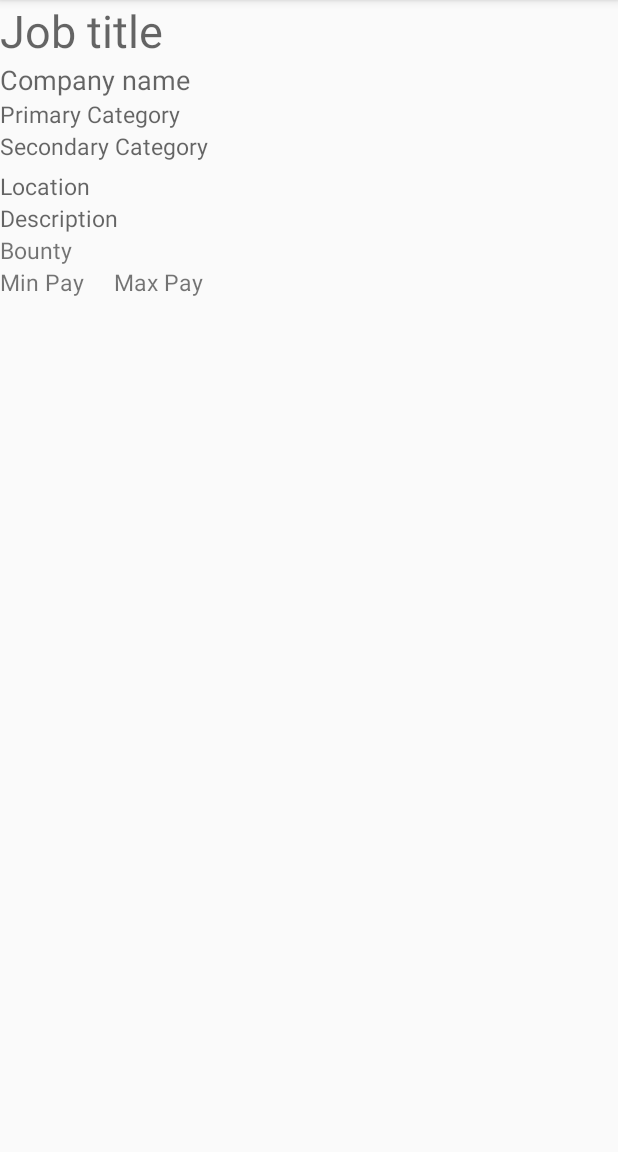
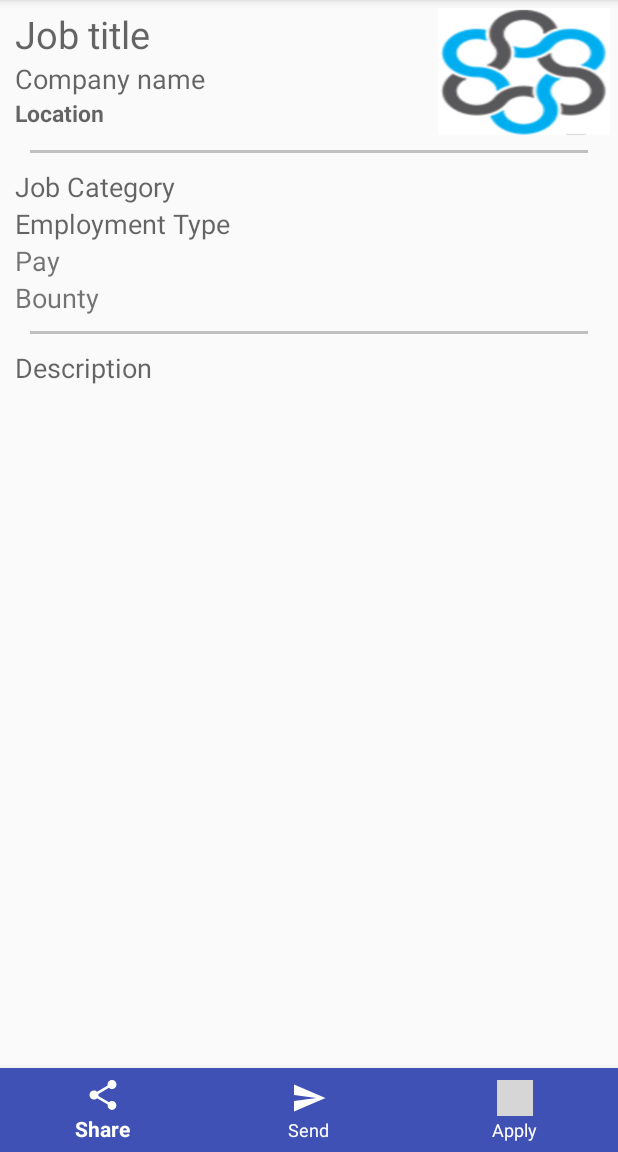
Before and after one commit to matt-falzon/LinkingTalent, an Android app: the fragment ViewJobFragment shown on its own in the app's theme, on a phone screen of 412 x 824 dp, the part 84-1236 px from its top. Run offline under Robolectric (Android 15) with nearby library versions, the phone set to English and light mode, and no system bars; our stand-ins replace Firebase (no records; nobody signed in at launch, a user with empty details on screens opened directly); libraries missing offline, so code that uses them is left out: com.firebase.ui; pictures from the network do not load; 11 statements that could not run were skipped; grey boxes are pictures that could not be loaded.

Commit message:
View & share Job changes
Job now has a employment type
view job interafce improved
bottom nav bar added to view job

```diff
--- a/app/build.gradle
+++ b/app/build.gradle
@@ -19,6 +19,7 @@ android {
         targetSdkVersion 25
         versionCode 1
         versionName "1.0"
+        multiDexEnabled true
         testInstrumentationRunner "android.support.test.runner.AndroidJUnitRunner"
     }
     buildTypes {
--- a/app/src/main/java/com/ridebooker/linkingtalent/CreateJobFragment.java
+++ b/app/src/main/java/com/ridebooker/linkingtalent/CreateJobFragment.java
@@ -64,7 +64,7 @@ public class CreateJobFragment extends Fragment implements
     EditText etCompany, etTitle, etFirstCat, etSecondcat, etDescription;
     SeekBar bountySeekBar;
     ImageButton btnLocation, btnPhotoPicker;
-    Spinner minSpinner, maxSpinner;
+    Spinner minSpinner, maxSpinner, employmentTypeSpinner;
     TextView tvBounty, tvLocation;
 
     private Uri selectedImageUri;
@@ -98,6 +98,7 @@ public class CreateJobFragment extends Fragment implements
         bountySeekBar = (SeekBar) view.findViewById(R.id.create_job_seekBar);
         minSpinner = (Spinner) view.findViewById(R.id.create_job_min_spinner);
         maxSpinner = (Spinner) view.findViewById(R.id.create_job_max_spinner);
+        employmentTypeSpinner = (Spinner) view.findViewById(R.id.create_job_employment_type);
         tvBounty = (TextView) view.findViewById(R.id.create_job_tv_bounty_value);
         btnLocation = (ImageButton) view.findViewById(R.id.create_job_location_button);
         btnPhotoPicker = (ImageButton) view.findViewById(R.id.create_job_photo_picker);
@@ -162,6 +163,7 @@ public class CreateJobFragment extends Fragment implements
                     j.setSecondCategory(etSecondcat.getText().toString());
                     j.setPayMin(min);
                     j.setPayMax(max);
+                    j.setEmploymentType(employmentTypeSpinner.getSelectedItem().toString());
                     j.setBounty(bountySeekBar.getProgress());
                     j.setDescription(etDescription.getText().toString());
                     j.setLocation(tvLocation.getText().toString());
--- a/app/src/main/java/com/ridebooker/linkingtalent/ViewJobFragment.java
+++ b/app/src/main/java/com/ridebooker/linkingtalent/ViewJobFragment.java
@@ -1,11 +1,15 @@
 package com.ridebooker.linkingtalent;
 
 
+import android.content.Intent;
 import android.os.Bundle;
+import android.support.annotation.NonNull;
 import android.support.annotation.Nullable;
+import android.support.design.widget.BottomNavigationView;
 import android.support.v4.app.Fragment;
 import android.util.Log;
 import android.view.LayoutInflater;
+import android.view.MenuItem;
 import android.view.View;
 import android.view.ViewGroup;
 import android.widget.Button;
@@ -34,9 +38,10 @@ import org.w3c.dom.Text;
 public class ViewJobFragment extends Fragment
 {
 
-    private TextView tvTitle, tvCompany, tvFirstCat, tvSecondCat, tvLocation, tvDescription, tvPayMin, tvPayMax, tvBounty;
+    private TextView tvTitle, tvCompany, tvCategory, tvLocation, tvDescription, tvPay, tvBounty, tvEmploymentType;
     private ImageView imgJob;
     private String key;
+    private BottomNavigationView bottomNavView;
     private DatabaseReference ref = ((MainActivity)getActivity()).dbJobRef;
     private ValueEventListener valueEventListener;
 
@@ -63,14 +68,16 @@ public class ViewJobFragment extends Fragment
         // Inflate the layout for this fragment
         tvTitle = (TextView) view.findViewById(R.id.view_job_title);
         tvCompany = (TextView) view.findViewById(R.id.view_job_company_name);
-        tvFirstCat = (TextView) view.findViewById(R.id.view_job_first_cat);
-        tvSecondCat = (TextView) view.findViewById(R.id.view_job_second_cat);
+        tvCategory = (TextView) view.findViewById(R.id.view_job_category);
         tvLocation = (TextView) view.findViewById(R.id.view_job_location);
         tvDescription = (TextView) view.findViewById(R.id.view_job_description);
-        tvPayMin = (TextView) view.findViewById(R.id.view_job_min);
-        tvPayMax = (TextView) view.findViewById(R.id.view_job_max);
+        tvPay = (TextView) view.findViewById(R.id.view_job_pay);
         tvBounty = (TextView) view.findViewById(R.id.view_job_bounty_value);
+        tvEmploymentType = (TextView) view.findViewById(R.id.view_job_employment_type);
         imgJob = (ImageView) view.findViewById(R.id.view_job_image);
+        bottomNavView = (BottomNavigationView) view.findViewById(R.id.view_job_bottom_navigation);
+
+        setupBottomNav();
 
         return view;
     }
@@ -80,6 +87,45 @@ public class ViewJobFragment extends Fragment
     {
         super.onStart();
         populateData(key);
+    }
+
+    private void setupBottomNav()
+    {
+        bottomNavView.setOnNavigationItemSelectedListener(new BottomNavigationView.OnNavigationItemSelectedListener()
+        {
+            @Override
+            public boolean onNavigationItemSelected(@NonNull MenuItem item)
+            {
+                switch (item.getItemId()){
+                    case R.id.job_action_apply:
+                        Intent applyIntent = new Intent();
+                        applyIntent.setAction(Intent.ACTION_SEND);
+                        applyIntent.setType("message/rfc822");
+                        applyIntent.putExtra(Intent.EXTRA_EMAIL, new String[]{"mattf@ridebooker.com"});
+                        applyIntent.putExtra(Intent.EXTRA_SUBJECT, tvTitle.getText().toString() + " application");
+                        applyIntent.putExtra(Intent.EXTRA_TEXT, "I wanna apply for this job" );
+                        startActivity(applyIntent);
+                        break;
+                    case R.id.job_action_send:
+                        String contentBody = "Share content";
+                        Intent sendIntent = new Intent(android.content.Intent.ACTION_SEND);
+                        sendIntent.setType("text/plain");
+                        sendIntent.putExtra(android.content.Intent.EXTRA_SUBJECT, "Subject Here");
+                        sendIntent.putExtra(android.content.Intent.EXTRA_TEXT, contentBody);
+                        startActivity(Intent.createChooser(sendIntent, "Send"));
+                        break;
+                    case R.id.job_action_share:
+                        Intent shareIntent = new Intent();
+                        shareIntent.setAction(Intent.ACTION_SEND);
+                        shareIntent.setType("text/plain");
+                        shareIntent.putExtra(Intent.EXTRA_SUBJECT, tvTitle.getText().toString() + " application");
+                        shareIntent.putExtra(Intent.EXTRA_TEXT, "I wanna apply for this job" );
+                        startActivity(shareIntent);
+                        break;
+                }
+                return false;
+            }
+        });
     }
 
     private void populateData(final String key)
@@ -92,13 +138,12 @@ public class ViewJobFragment extends Fragment
                 viewedJob = dataSnapshot.child(key).getValue(Job.class);
                 tvTitle.setText(viewedJob.getTitle());
                 tvCompany.setText(viewedJob.getCompany());
-                tvFirstCat.setText(viewedJob.getFirstCategory());
-                tvSecondCat.setText(viewedJob.getSecondCategory());
+                tvCategory.setText(viewedJob.getFirstCategory() + ", " + viewedJob.getSecondCategory());
                 tvLocation.setText(viewedJob.getLocation());
-                tvBounty.setText("$" + Integer.toString(viewedJob.getBounty()));
-                tvPayMax.setText("$" + Integer.toString(viewedJob.getPayMax()));
-                tvPayMin.setText("$" + Integer.toString(viewedJob.getPayMin()));
+                tvBounty.setText("Bounty" + ": " + "$" + Integer.toString(viewedJob.getBounty()));
+                tvPay.setText("Pay" + ": " + "$" + Integer.toString(viewedJob.getPayMax()) + " - $" + Integer.toString(viewedJob.getPayMin()));
                 tvDescription.setText(viewedJob.getDescription());
+                tvEmploymentType.setText("Employment Type: " + viewedJob.getEmploymentType());
 
                 //check if there is an image with this job
                 if(viewedJob.getImageUrl() != null)
--- a/app/src/main/java/com/ridebooker/linkingtalent/datatypes/Job.java
+++ b/app/src/main/java/com/ridebooker/linkingtalent/datatypes/Job.java
@@ -24,6 +24,7 @@ public class Job
     private String description;
     private String postDate;
     private String imageUrl;
+    private String employmentType;
 
 
     public Job(String id, String title, String company)
@@ -170,4 +171,14 @@ public class Job
     {
         return id;
     }
+
+    public String getEmploymentType()
+    {
+        return employmentType;
+    }
+
+    public void setEmploymentType(String employmentType)
+    {
+        this.employmentType = employmentType;
+    }
 }
--- a/app/src/main/res/layout/fragment_create_job.xml
+++ b/app/src/main/res/layout/fragment_create_job.xml
@@ -114,8 +114,10 @@
     </Spinner>
 
     <Spinner
+        android:id="@+id/create_job_employment_type"
         android:layout_width="wrap_content"
-        android:layout_height="wrap_content">
+        android:layout_height="wrap_content"
+        android:entries="@array/employment_array">
     </Spinner>
 
 
--- a/app/src/main/res/layout/fragment_home.xml
+++ b/app/src/main/res/layout/fragment_home.xml
@@ -17,8 +17,6 @@
     <TextView
         android:id="@+id/facebook_img_uri"
         android:layout_width="wrap_content"
-        android:layout_height="wrap_content"
-        android:text="hellow rold"/>
-
+        android:layout_height="wrap_content"/>
 
 </LinearLayout>
--- a/app/src/main/res/layout/fragment_view_job.xml
+++ b/app/src/main/res/layout/fragment_view_job.xml
@@ -2,44 +2,50 @@
               xmlns:tools="http://schemas.android.com/tools"
               android:layout_width="match_parent"
               android:layout_height="match_parent"
+              xmlns:app="http://schemas.android.com/apk/res-auto"
               android:orientation="vertical"
               tools:context="com.ridebooker.linkingtalent.ViewJobFragment">
 
     <!-- TODO: Update blank fragment layout -->
-
+    <RelativeLayout
+        android:layout_width="wrap_content"
+        android:layout_height="90dp">
 
         <TextView
             android:id="@+id/view_job_title"
             android:layout_width="wrap_content"
             android:layout_height="wrap_content"
+            android:layout_alignParentLeft="true"
+            android:layout_alignParentStart="true"
+            android:layout_alignParentTop="true"
             android:hint="@string/create_job_title_hint"
-        android:textSize="30dp"
+            android:paddingLeft="10dp"
+            android:paddingTop="5dp"
             android:textColor="#33ccff"
-        />
+            android:textSize="25dp"/>
 
         <TextView
             android:id="@+id/view_job_company_name"
             android:layout_width="wrap_content"
             android:layout_height="wrap_content"
+            android:layout_alignParentLeft="true"
+            android:layout_alignParentStart="true"
+            android:layout_below="@+id/view_job_title"
             android:hint="@string/create_job_company_hint"
-        android:textSize="18dp"
-        />
+            android:paddingLeft="10dp"
+            android:textSize="18dp"/>
 
-    <TextView
-        android:id="@+id/view_job_first_cat"
-        android:layout_width="wrap_content"
-        android:layout_height="wrap_content"
-        android:hint="@string/create_job_first_cat_hint"
-        android:textSize="15dp"
-        />
-
-    <TextView
-        android:id="@+id/view_job_second_cat"
-        android:layout_width="wrap_content"
-        android:layout_height="wrap_content"
-        android:hint="@string/create_job_second_cat_hint"
-        android:textSize="15dp"
-        />
+        <ImageView
+            android:id="@+id/view_job_image"
+            android:layout_width="120dp"
+            android:layout_height="120dp"
+            android:src="@drawable/lt_symbol"
+            android:layout_alignParentTop="true"
+            android:layout_alignParentRight="true"
+            android:layout_alignParentEnd="true"
+            android:paddingRight="5dp"
+            android:paddingTop="5dp"
+            android:scaleType="fitXY"/>
 
         <TextView
             android:id="@+id/view_job_location"
@@ -47,50 +53,98 @@
             android:layout_height="wrap_content"
             android:hint="@string/create_job_location_hint"
             android:textSize="15dp"
-            android:paddingTop="5dp"
-            />
+            android:paddingLeft="10dp"
+            android:textStyle="bold"
+            android:layout_below="@id/view_job_company_name"
+            android:layout_alignParentBottom="true"
+            android:layout_alignParentLeft="true"
+            android:layout_alignParentStart="true"/>
+    </RelativeLayout>
+
+    <View
+        android:paddingTop="10dp"
+        android:paddingLeft="35dp"
+        android:paddingRight="35dp"
+        android:layout_width="fill_parent"
+        android:layout_height="2dp"
+        android:background="#c0c0c0"
+        android:layout_marginLeft="20dp"
+        android:layout_marginRight="20dp"
+        android:layout_marginTop="10dp"/>
+
+    <TextView
+        android:id="@+id/view_job_category"
+        android:layout_width="wrap_content"
+        android:layout_height="wrap_content"
+        android:layout_alignParentLeft="true"
+        android:layout_alignParentStart="true"
+        android:hint="@string/create_job_category_hint"
+        android:textSize="18dp"
+        android:paddingLeft="10dp"
+        android:paddingTop="10dp"/>
+
+    <TextView
+        android:id="@+id/view_job_employment_type"
+        android:layout_width="wrap_content"
+        android:layout_height="wrap_content"
+        android:layout_alignParentLeft="true"
+        android:layout_alignParentStart="true"
+        android:hint="@string/view_job_employment_type"
+        android:textSize="18dp"
+        android:paddingLeft="10dp"/>
+
+    <TextView
+        android:id="@+id/view_job_pay"
+        android:layout_width="wrap_content"
+        android:layout_height="wrap_content"
+        android:paddingTop="0dp"
+        android:paddingLeft="10dp"
+        android:text="Pay"
+        android:textSize="18dp"/>
+
+    <TextView
+        android:id="@+id/view_job_bounty_value"
+        android:layout_width="wrap_content"
+        android:layout_height="wrap_content"
+        android:paddingLeft="10dp"
+        android:text="Bounty"
+        android:textSize="18dp"/>
+
+    <View
+        android:paddingTop="10dp"
+        android:paddingLeft="35dp"
+        android:paddingRight="35dp"
+        android:layout_width="fill_parent"
+        android:layout_height="2dp"
+        android:background="#c0c0c0"
+        android:layout_marginLeft="20dp"
+        android:layout_marginRight="20dp"
+        android:layout_marginTop="10dp"/>
 
     <TextView
         android:id="@+id/view_job_description"
         android:layout_width="wrap_content"
         android:layout_height="wrap_content"
         android:hint="@string/create_job_descrition_hint"
-        android:textSize="15dp"
-        />
+        android:textSize="18dp"
+        android:paddingLeft="10dp"
+        android:paddingTop="10dp"/>
 
-    <TextView
-        android:id="@+id/view_job_bounty_value"
-        android:layout_width="wrap_content"
+    <!-- this puts the bottom nav anchor'd to the bottom of the screen -->
+    <FrameLayout
+        android:layout_width="match_parent"
+        android:layout_height="0dp"
+        android:layout_weight="1">
+    </FrameLayout>
+
+    <android.support.design.widget.BottomNavigationView
+        android:id="@+id/view_job_bottom_navigation"
+        android:layout_width="match_parent"
         android:layout_height="wrap_content"
-        android:textSize="15dp"
-        android:text="Bounty"/>
-
-
-    <LinearLayout
-        android:layout_width="wrap_content"
-        android:layout_height="wrap_content">
-
-        <TextView
-            android:id="@+id/view_job_min"
-            android:layout_width="wrap_content"
-            android:layout_height="wrap_content"
-            android:text="Min Pay"
-            android:paddingRight="10dp"
-            android:textSize="15dp"/>
-
-        <TextView
-            android:id="@+id/view_job_max"
-            android:layout_width="wrap_content"
-            android:layout_height="wrap_content"
-            android:text="Max Pay"
-            android:paddingLeft="10dp"
-            android:textSize="15dp"
-            />
-    </LinearLayout>
-
-    <ImageView
-        android:id="@+id/view_job_image"
-        android:layout_width="wrap_content"
-        android:layout_height="wrap_content"/>
+        android:layout_alignParentBottom="true"
+        android:background="@color/colorPrimary"
+        app:itemIconTint="#ffffff"
+        app:itemTextColor="#ffffff"
+        app:menu="@menu/view_job_bottom_navigation" />
 
 </LinearLayout>
--- /dev/null
+++ b/app/src/main/res/menu/view_job_bottom_navigation.xml
@@ -0,0 +1,22 @@
+<?xml version="1.0" encoding="utf-8"?>
+<menu xmlns:android="http://schemas.android.com/apk/res/android"
+      xmlns:app="http://schemas.android.com/apk/res-auto">
+    <item
+        android:id="@+id/job_action_share"
+        android:enabled="true"
+        android:icon="@drawable/ic_menu_share"
+        android:title="@string/view_job_menu_share"
+        app:showAsAction="ifRoom" />
+    <item
+        android:id="@+id/job_action_send"
+        android:enabled="true"
+        android:icon="@drawable/ic_menu_send"
+        android:title="@string/view_job_menu_send"
+        app:showAsAction="ifRoom" />
+    <item
+        android:id="@+id/job_action_apply"
+        android:enabled="true"
+        android:icon="@drawable/ic_play_light"
+        android:title="@string/view_job_menu_apply"
+        app:showAsAction="ifRoom" />
+</menu>
--- a/app/src/main/res/values/strings.xml
+++ b/app/src/main/res/values/strings.xml
@@ -43,6 +43,7 @@
     <!-- Create Job -->
     <string name="create_job_title_hint">Job title</string>
     <string name="create_job_company_hint">Company name</string>
+    <string name="create_job_category_hint">Job Category</string>
     <string name="create_job_first_cat_hint">Primary Category</string>
     <string name="create_job_second_cat_hint">Secondary Category</string>
     <string name="create_job_location_hint">Location</string>
@@ -62,6 +63,19 @@
         <item>50000</item>
     </string-array>
 
+    <string-array name="employment_array">
+        <item>Full Time</item>
+        <item>Part Time</item>
+        <item>Temporary</item>
+        <item>Contract</item>
+    </string-array>
+
     <!-- View Job -->
     <string name="view_job_text_view_size">15dp</string>
+    <string name="view_job_employment_type">Employment Type</string>
+
+    <!--View job menu -->
+    <string name="view_job_menu_share">Share</string>
+    <string name="view_job_menu_send">Send</string>
+    <string name="view_job_menu_apply">Apply</string>
 </resources>
```
Also changed, not shown: 257 other files. Lines whose indentation alone changed are shown as unchanged.
